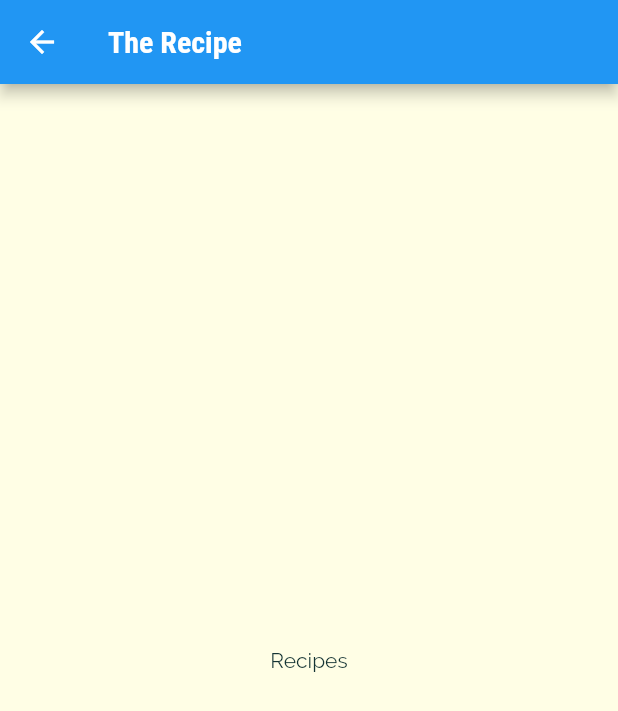
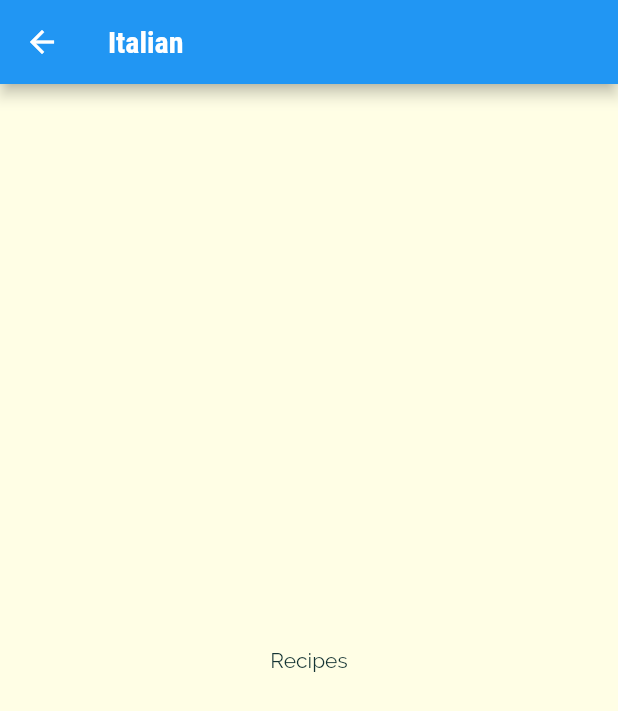
Before and after one commit to apexpre-dator/Meals-App, a Flutter app: the screen it shows after launch, after a tap on "Italian", on a phone screen of 412 x 824 dp. Shown: the top 711 px of the screen. Run offline on Flutter 3.47's test engine with Material 2 defaults, Android fonts, the phone set to English and light mode, and no system bars.

Commit message:
Adding routes

```diff
--- a/lib/categories_screen.dart
+++ b/lib/categories_screen.dart
@@ -16,6 +16,7 @@ class CategoriesScreen extends StatelessWidget {
         padding: const EdgeInsets.all(25),
         children: DUMMY_CATEGORIES
             .map((catData) => CategoryItem(
+                  catData.id,
                   catData.title,
                   catData.color,
                 ))
--- a/lib/category_item.dart
+++ b/lib/category_item.dart
@@ -3,16 +3,17 @@ import 'package:flutter/material.dart';
 import './category_meals_screen.dart';
 
 class CategoryItem extends StatelessWidget {
+  final String id;
   final String title;
   final Color color;
 
-  CategoryItem(this.title, this.color);
+  CategoryItem(this.id, this.title, this.color);
 
   void selectCategory(BuildContext ctx) {
     Navigator.of(ctx).push(
       MaterialPageRoute(
         builder: (_) {
-          return CategoryMealsScreen();
+          return CategoryMealsScreen(id, title);
         },
       ),
     );
--- a/lib/category_meals_screen.dart
+++ b/lib/category_meals_screen.dart
@@ -1,13 +1,16 @@
 import 'package:flutter/material.dart';
 
 class CategoryMealsScreen extends StatelessWidget {
-  const CategoryMealsScreen({Key? key}) : super(key: key);
+  final String categoryId;
+  final String categoryTitle;
+
+  CategoryMealsScreen(this.categoryId, this.categoryTitle);
 
   @override
   Widget build(BuildContext context) {
     return Scaffold(
       appBar: AppBar(
-        title: Text('The Recipe'),
+        title: Text(categoryTitle),
       ),
       body: Center(
         child: Text(
```
